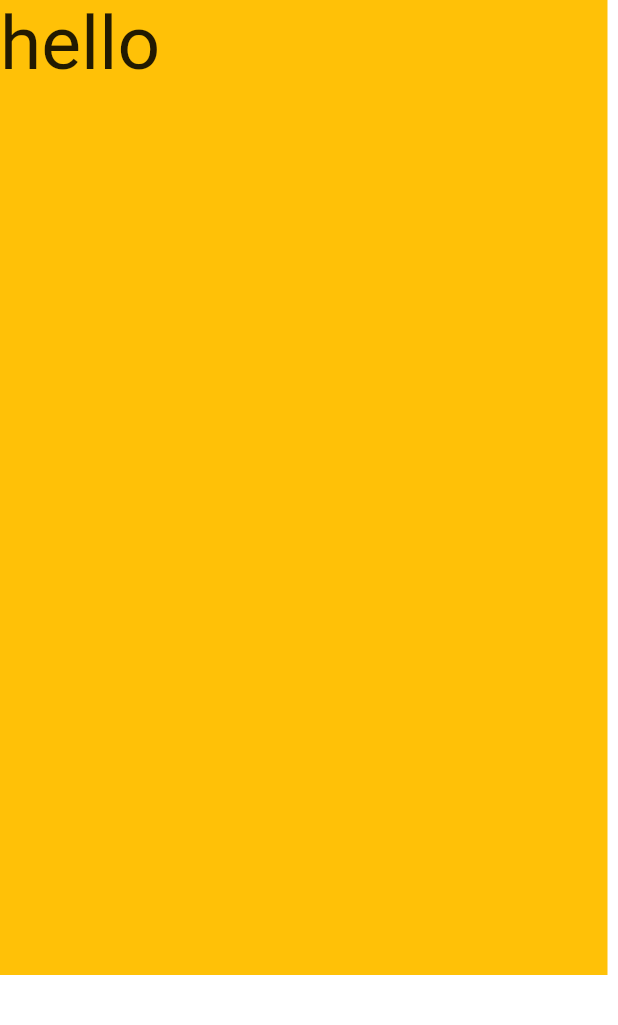
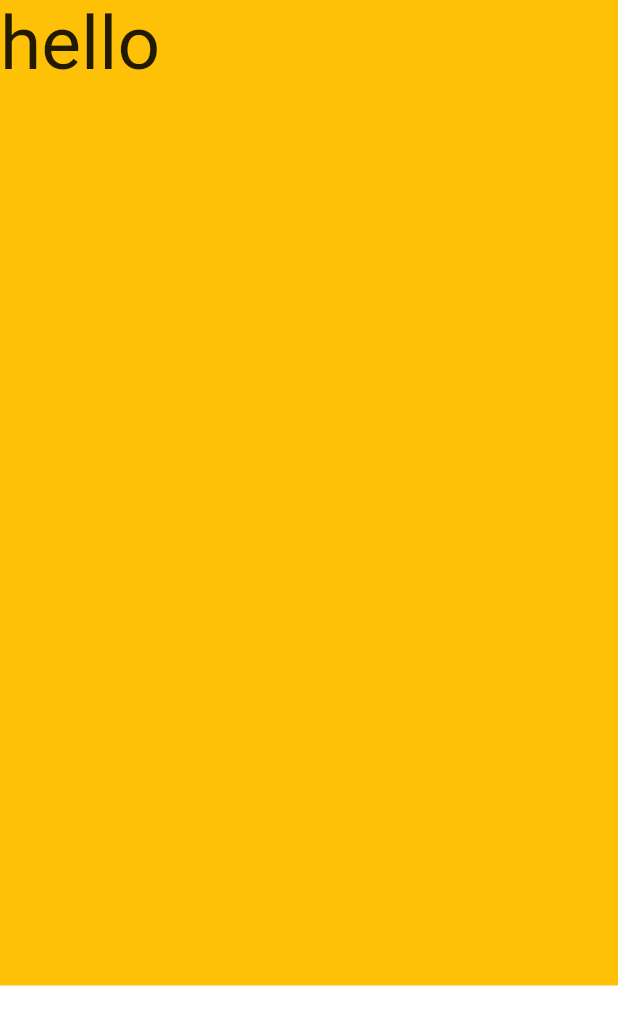
Before and after one commit to sonykurian96/Check, a Flutter app: the VideoPage screen opened directly, on a phone screen of 412 x 824 dp. Shown: the top 1025 px of the screen. Run offline on Flutter 3.47's test engine with Material 2 defaults, Android fonts, the phone set to English and light mode, and no system bars.

```diff
--- a/lib/VideoPage.dart
+++ b/lib/VideoPage.dart
@@ -1,5 +1,4 @@
 import 'package:flutter/material.dart';
-import 'package:youtube_player_flutter/youtube_player_flutter.dart';
 
 class VideoPage extends StatefulWidget {
   @override
@@ -7,49 +6,22 @@ class VideoPage extends StatefulWidget {
 }
 
 class _VideoPageState extends State<VideoPage> {
-  WebViewController controller;
 
   @override
   Widget build(BuildContext context) {
-    // String _data = ModalRoute.of(context)
-    //     .settings
-    //     .arguments; // fetches data from another page
 
     return Scaffold(
       backgroundColor: Colors.transparent,
-      body: TweenAnimationBuilder(
-        tween: Tween(begin: 0.0, end: 1.0),
-        duration: Duration(milliseconds: 1250),
-        child: SafeArea(
+      body: SafeArea(
             child: Container(
               color: Colors.amber,
-          width: 405,
-          height: 650,
+              width: 415,
+              height: 657,
               child: Text(
                 "hello",
                 style: TextStyle(fontSize: 50),
               ),
             )),
-        builder: (context, value, child) {
-          return ShaderMask(
-            blendMode: BlendMode.modulate,
-            shaderCallback: (rect) {
-              return RadialGradient(
-                colors: [
-                  Colors.white,
-                  Colors.white,
-                  Colors.transparent,
-                  Colors.transparent
-                ],
-                stops: [0.0, 0.55, 0.6, 1.0],
-                center: FractionalOffset(0.95, 0.90),
-                radius: value * 5,
-              ).createShader(rect);
-            },
-            child: child,
-          );
-        },
-      ),
     );
   }
 }
--- a/lib/main.dart
+++ b/lib/main.dart
@@ -1,6 +1,7 @@
 import 'package:flutter/cupertino.dart';
 import 'package:flutter/material.dart';
 import 'package:spam_bot/VideoPage.dart';
+import 'package:spam_bot/pageWaveTransition.dart';
 
 void main() {
   runApp(
@@ -26,15 +27,30 @@ class _AppState extends State<App> {
       ),
       floatingActionButton: FloatingActionButton(
         onPressed: () {
-          Navigator.push(
-              context,
-              PageRouteBuilder(
+              Navigator.push(
+                context,PageRouteBuilder(
                   pageBuilder: (context, animation, _) {
-                    return VideoPage();
+                    return WaveTransition(
+                      targetPage: VideoPage(),
+                      fromCenter: FractionalOffset(0.50,0.90),
+                    );
                   },
-                  opaque: false));
+                  opaque: false)
+              );
         },
       ),
+      floatingActionButtonLocation: FloatingActionButtonLocation.centerDocked,
     );
   }
 }
+
+// Navigator.push(
+// context,PageRouteBuilder(
+// pageBuilder: (context, animation, _) {
+// return WaveTransition(
+// targetPage: VideoPage(),
+// fromCenter: FractionalOffset(0.50,0.90),
+// );
+// },
+// opaque: false)
+// );
```
Lines whose indentation alone changed are shown as unchanged.
